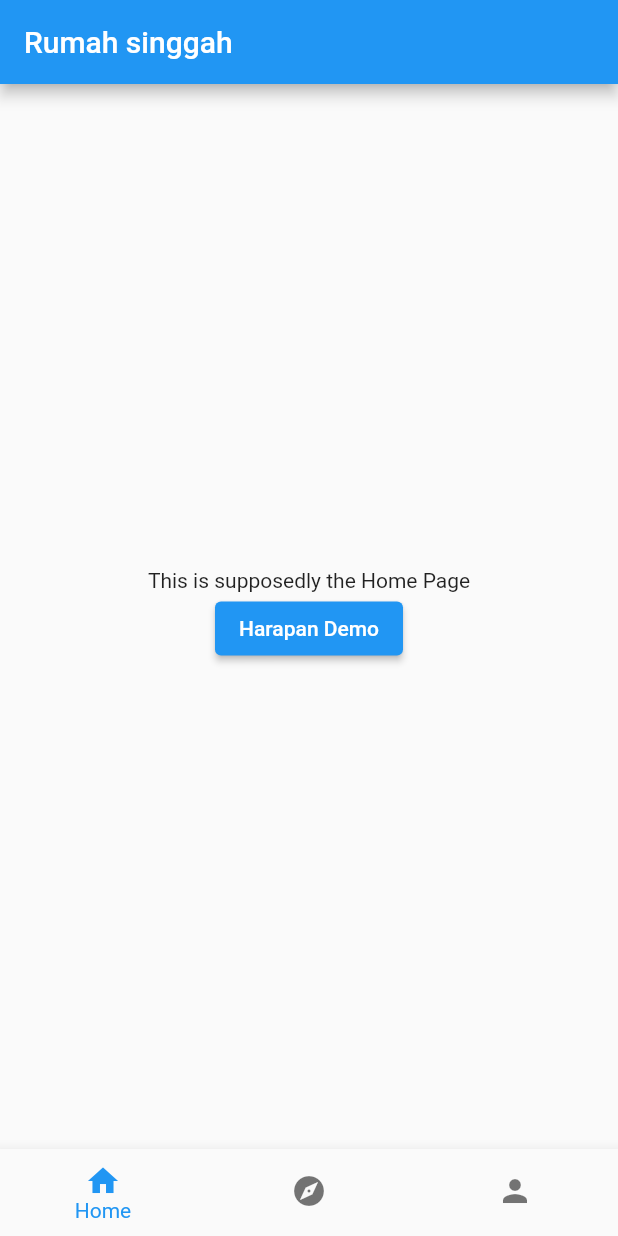
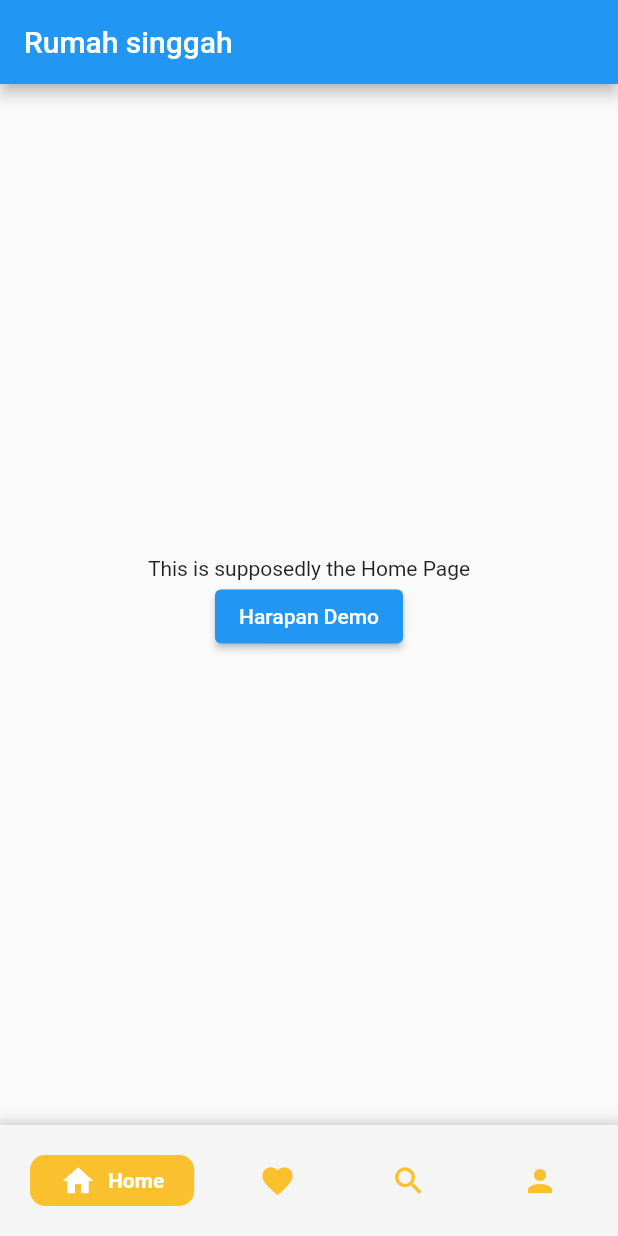
Before and after one commit to PBP-C05/do-nasi-mobile, a Flutter app: the MainPage screen opened directly, on a phone screen of 412 x 824 dp. Run offline on Flutter 3.47's test engine with Material 2 defaults, Android fonts, the phone set to English and light mode, and no system bars; drawn by our look-alikes of google_nav_bar; our stand-ins replace carousel_slider, line_icons; missing offline and left inert: pbp_django_auth.

Commit message:
Navbar added

```diff
--- a/lib/page/main_page.dart
+++ b/lib/page/main_page.dart
@@ -3,6 +3,8 @@ import 'package:do_nasi/page/home_page.dart';
 import 'package:do_nasi/page/profile.dart';
 import 'package:do_nasi/widgets/bottom_navbar.dart';
 import 'package:flutter/material.dart';
+
+import '../widgets/google_navbar.dart';
 
 class MainPage extends StatefulWidget {
   const MainPage({super.key});
@@ -26,10 +28,7 @@ class _MainPageState extends State<MainPage> {
       //   title: Text(widget.title),
       // ),
       body: screens[navbarIndex],
-      bottomNavigationBar: BottomNavBar(
-        selectedIndex: navbarIndex,
-        onTap: (value) => setState(() => navbarIndex = value),
-      ),
+      bottomNavigationBar: const GoogleNavbar(),
     );
   }
 }
--- /dev/null
+++ b/lib/widgets/google_navbar.dart
@@ -0,0 +1,76 @@
+import 'package:flutter/cupertino.dart';
+import 'package:flutter/material.dart';
+import 'package:flutter/src/widgets/container.dart';
+import 'package:flutter/src/widgets/framework.dart';
+import 'package:google_nav_bar/google_nav_bar.dart';
+import 'package:line_icons/line_icons.dart';
+
+class GoogleNavbar extends StatefulWidget {
+  const GoogleNavbar({super.key});
+
+  @override
+  State<GoogleNavbar> createState() => _MyWidGoogleNavbar();
+}
+
+class _MyWidGoogleNavbar extends State<GoogleNavbar> {
+  @override
+  Widget build(BuildContext context) {
+    return Container(
+      decoration: BoxDecoration(
+        color: Colors.grey[100],
+        boxShadow: [
+          BoxShadow(
+            color: Colors.grey.withOpacity(0.5),
+            spreadRadius: 5,
+            blurRadius: 7,
+            offset: const Offset(0, 3), // changes position of shadow
+          )
+        ],
+      ),
+      child: Padding(
+        padding: const EdgeInsets.all(20.0),
+        child: GNav(
+            rippleColor: Colors.black54, // tab button ripple color when pressed
+            hoverColor: Colors.yellow, // tab button hover color
+            haptic: true, // haptic feedback
+            tabBorderRadius: 10,
+            //tabActiveBorder:
+            //    Border.all(color: Colors.yellow, width: 2), // tab button border
+            //tabBorder:
+            //    Border.all(color: Colors.yellow, width: 1), // tab button border
+            //tabShadow: const [
+            //  BoxShadow(color: Colors.yellow)
+            //], // tab button shadow
+            curve: Curves.linear, // tab animation curves
+            duration:
+                const Duration(milliseconds: 300), // tab animation duration
+            gap: 8, // the tab button gap between icon and text
+            color: Colors.yellow[700], // unselected icon color
+            activeColor: Colors.white, // selected icon and text color
+            iconSize: 24, // tab button icon size
+            tabBackgroundColor:
+                const Color.fromRGBO(251, 192, 45, 1), // selected tab background color
+            padding: const EdgeInsets.symmetric(
+                horizontal: 20, vertical: 5), // navigation bar padding
+            tabs: const [
+              GButton(
+                icon: Icons.home,
+                text: 'Home',
+              ),
+              GButton(
+                icon: Icons.favorite,
+                text: 'Likes',
+              ),
+              GButton(
+                icon: Icons.search,
+                text: 'Search',
+              ),
+              GButton(
+                icon: Icons.person,
+                text: 'Profile',
+              )
+            ]),
+      ),
+    );
+  }
+}
--- a/pubspec.yaml
+++ b/pubspec.yaml
@@ -39,8 +39,9 @@ dependencies:
   pbp_django_auth: ^0.2.3
   provider: ^6.0.4
   http: ^0.13.5
+  google_nav_bar: ^5.0.6
   carousel_slider: ^4.1.1
-  getwidget: ^2.0.4
+  line_icons: ^2.0.0
 
 dev_dependencies:
   flutter_test:
@@ -63,7 +64,6 @@ flutter:
   # included with your application, so that you can use the icons in
   # the material Icons class.
   uses-material-design: true
-
   # To add assets to your application, add an assets section, like this:
   # assets:
   #   - images/a_dot_burr.jpeg
```
Also changed, not shown: pubspec.lock.
